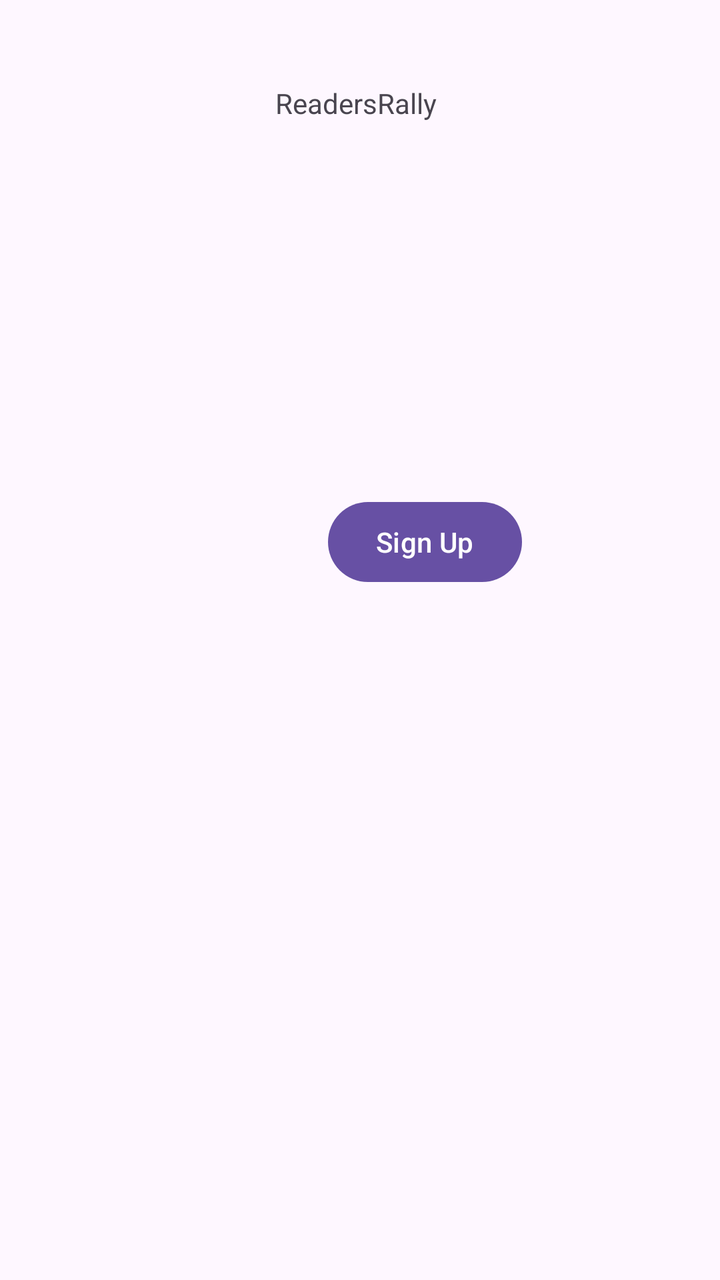
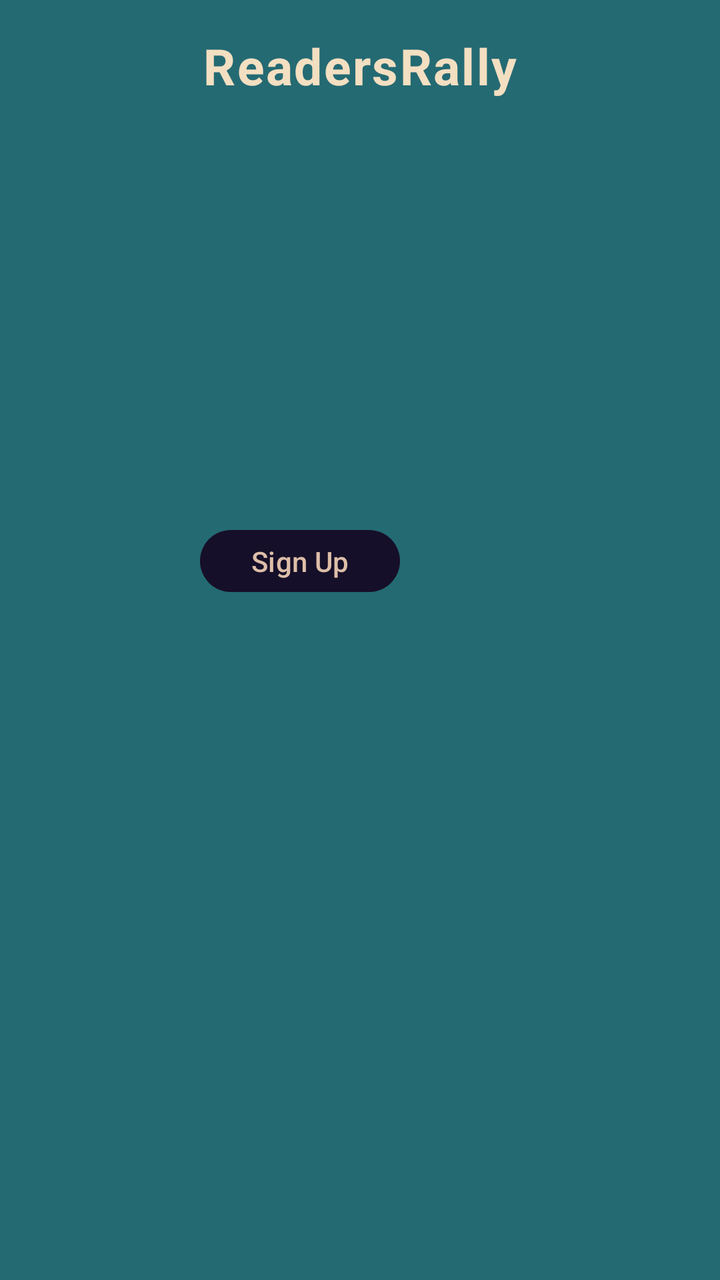

The first picture is an Android layout as it rendered before a commit; the second is the same layout after the commit. The layout source and the unified diff follow.
<!-- AndroidManifest.xml: application theme Theme.ReadersRally -->
<!-- res/layout/activity_main.xml -->
<?xml version="1.0" encoding="utf-8"?>
<androidx.constraintlayout.widget.ConstraintLayout xmlns:android="http://schemas.android.com/apk/res/android"
    xmlns:app="http://schemas.android.com/apk/res-auto"
    xmlns:tools="http://schemas.android.com/tools"
    android:id="@+id/main"
    android:layout_width="match_parent"
    android:layout_height="match_parent"
    tools:context=".MainActivity">

    <TextView
        android:id="@+id/appTitle"
        android:layout_width="84dp"
        android:layout_height="22dp"
        android:layout_marginStart="163dp"
        android:layout_marginTop="42dp"
        android:layout_marginEnd="164dp"
        android:text="@string/app_name"
        app:layout_constraintEnd_toEndOf="parent"
        app:layout_constraintStart_toStartOf="parent"
        app:layout_constraintTop_toTopOf="parent" />

    <Button
        android:id="@+id/loginButton"
        android:layout_width="wrap_content"
        android:layout_height="wrap_content"
        android:layout_marginStart="163dp"
        android:layout_marginTop="141dp"
        android:layout_marginEnd="160dp"
        android:layout_marginBottom="85dp"
        android:text="@string/log_in"
        app:layout_constraintBottom_toTopOf="@+id/signUpButton"
        app:layout_constraintEnd_toEndOf="parent"
        app:layout_constraintHorizontal_bias="1.0"
        app:layout_constraintStart_toStartOf="parent"
        app:layout_constraintTop_toBottomOf="@+id/appTitle" />

    <Button
        android:id="@+id/signUpButton"
        android:layout_width="wrap_content"
        android:layout_height="wrap_content"
        android:layout_marginStart="164dp"
        android:layout_marginEnd="150dp"
        android:layout_marginBottom="345dp"
        android:text="@string/sign_up"
        app:layout_constraintBottom_toBottomOf="parent"
        app:layout_constraintEnd_toEndOf="parent"
        app:layout_constraintHorizontal_bias="0.0"
        app:layout_constraintStart_toStartOf="parent" />
</androidx.constraintlayout.widget.ConstraintLayout>
<!-- resources referenced by this layout -->
<resources>
  <string name="app_name">ReadersRally</string>
  <string name="log_in">Log In</string>
  <string name="sign_up">Sign Up</string>
  <style name="Theme.ReadersRally" parent="Base.Theme.ReadersRally" />
  <style name="Base.Theme.ReadersRally" parent="Theme.Material3.DayNight.NoActionBar">
          
          
      </style>
</resources>

<!-- the commit's change to res/layout/activity_main.xml (unified diff, before → after) -->
@@ -8,23 +8,18 @@
     tools:context=".MainActivity">
 
     <TextView
-        android:id="@+id/appTitle"
-        android:layout_width="84dp"
-        android:layout_height="22dp"
-        android:layout_marginStart="163dp"
-        android:layout_marginTop="42dp"
-        android:layout_marginEnd="164dp"
-        android:text="@string/app_name"
-        app:layout_constraintEnd_toEndOf="parent"
-        app:layout_constraintStart_toStartOf="parent"
-        app:layout_constraintTop_toTopOf="parent" />
+        android:id="@+id/startupHeader"
+        style="@style/HeaderTextStyle"
+        android:layout_width="wrap_content"
+        android:layout_height="wrap_content"
+        android:text="@string/app_name"/>
 
     <Button
         android:id="@+id/loginButton"
-        android:layout_width="wrap_content"
+        android:layout_width="100dp"
         android:layout_height="wrap_content"
         android:layout_marginStart="163dp"
-        android:layout_marginTop="141dp"
+        android:layout_marginTop="149dp"
         android:layout_marginEnd="160dp"
         android:layout_marginBottom="85dp"
         android:text="@string/log_in"
@@ -32,18 +27,18 @@
         app:layout_constraintEnd_toEndOf="parent"
         app:layout_constraintHorizontal_bias="1.0"
         app:layout_constraintStart_toStartOf="parent"
-        app:layout_constraintTop_toBottomOf="@+id/appTitle" />
+        app:layout_constraintTop_toBottomOf="@+id/startupHeader" />
 
     <Button
         android:id="@+id/signUpButton"
-        android:layout_width="wrap_content"
+        android:layout_width="100dp"
         android:layout_height="wrap_content"
-        android:layout_marginStart="164dp"
-        android:layout_marginEnd="150dp"
-        android:layout_marginBottom="345dp"
+        android:layout_marginStart="163dp"
+        android:layout_marginEnd="160dp"
+        android:layout_marginBottom="340dp"
         android:text="@string/sign_up"
         app:layout_constraintBottom_toBottomOf="parent"
         app:layout_constraintEnd_toEndOf="parent"
-        app:layout_constraintHorizontal_bias="0.0"
+        app:layout_constraintHorizontal_bias="1.0"
         app:layout_constraintStart_toStartOf="parent" />
 </androidx.constraintlayout.widget.ConstraintLayout>
<!-- resource entries referenced after the edit -->
@@ -3,10 +3,36 @@
   <string name="app_name">ReadersRally</string>
   <string name="log_in">Log In</string>
   <string name="sign_up">Sign Up</string>
+  <style name="HeaderTextStyle" parent="Widget.Material3.CheckedTextView">
+          <item name="android:textSize"> 25sp </item>
+          <item name="android:textStyle">bold</item>
+          <item name="android:textColor">@color/beige</item>
+          <item name="android:gravity">center</item>
+          <item name="android:padding">16dp</item>
+          <item name="layout_constraintTop_toTopOf">parent</item>
+          <item name="layout_constraintStart_toStartOf">parent</item>
+          <item name="layout_constraintEnd_toEndOf">parent</item>
+  
+      </style>
   <style name="Theme.ReadersRally" parent="Base.Theme.ReadersRally" />
+  <color name="beige">#F3DFC1</color>
   <style name="Base.Theme.ReadersRally" parent="Theme.Material3.DayNight.NoActionBar">
           
           
+          <item name="android:textColor">@color/beige</item> 
+          <item name="android:windowBackground">@color/dark_teal</item> 
+          <item name="colorSurface">@color/light_teal</item> 
+          <item name="materialButtonStyle">@style/Widget.AppCompat.Button</item> 
+  
       </style>
+  <color name="dark_teal">#246A73</color>
+  <color name="light_teal">#368F8B</color>
+  <style name="Widget.AppCompat.Button" parent="Widget.Material3.Button">
+          <item name="backgroundTint">@color/dark_violet</item>
+          <item name="android:textColor">@color/dark_beige</item>
+          <item name="android:gravity">center</item>
+      </style>
+  <color name="dark_violet">#160F29</color>
+  <color name="dark_beige">#DDBEA8</color>
 </resources>
 
